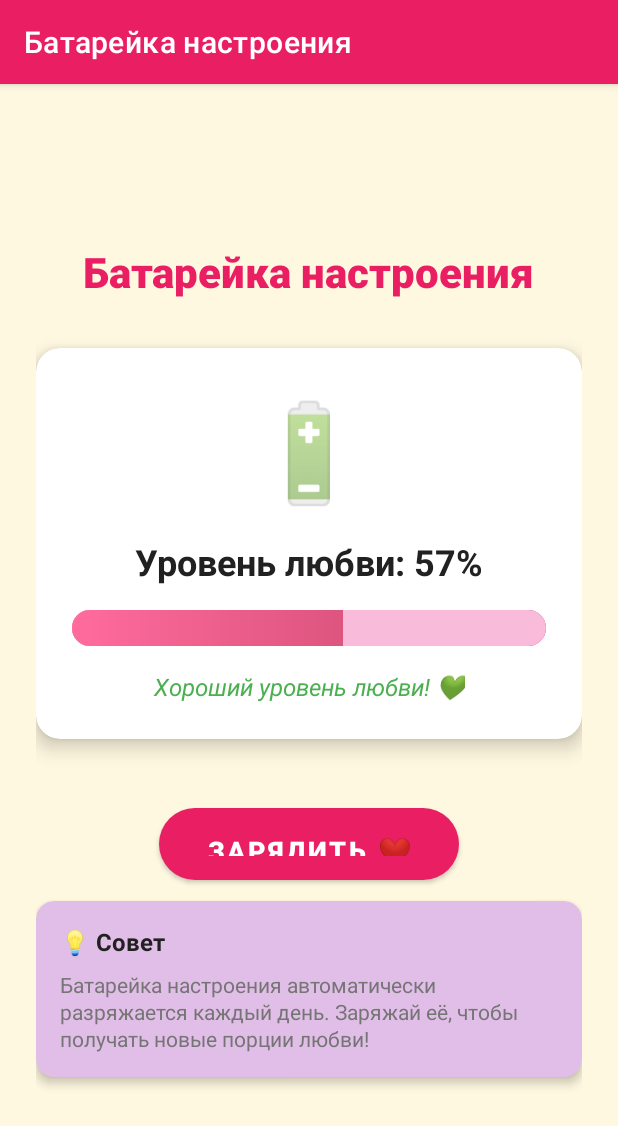
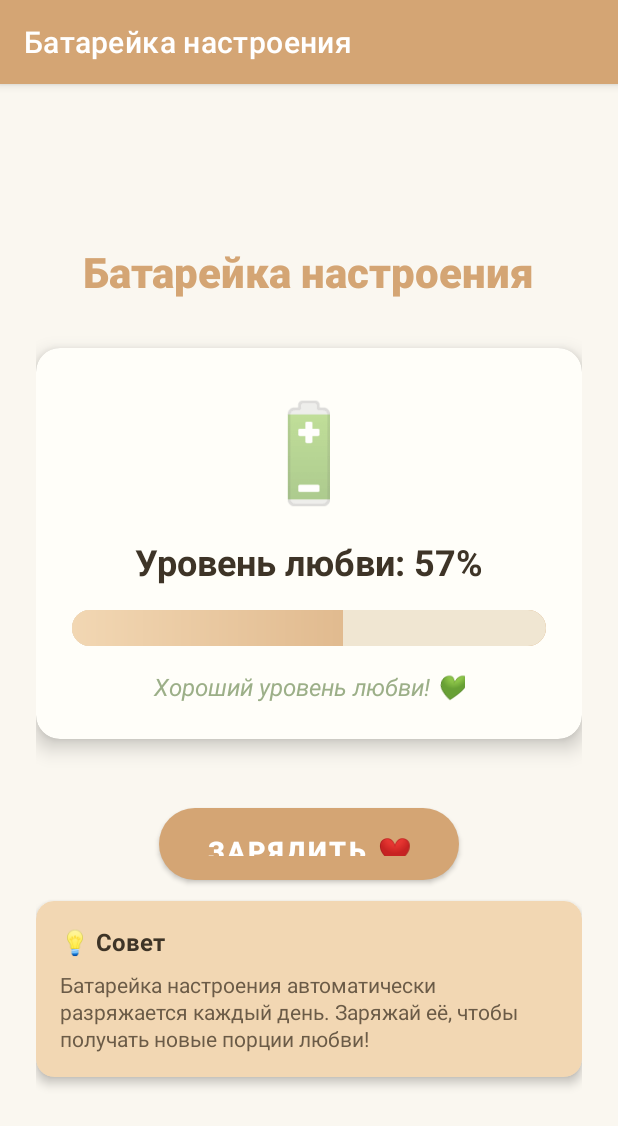
Before and after one commit to liveinnft/napominalochka, an Android app: the MoodBatteryActivity screen opened directly, with no data from a screen before it, on a phone screen of 412 x 824 dp. Shown: the top 1126 px of the screen. Run offline under Robolectric (Android 15) with nearby library versions, the phone set to English and light mode, and no system bars.

Commit message:
🎨 Обновить цветовую палитру на теплые осенние тона
- Заменить розовые цвета на охру, бежевый и болотно-зеленый
- Обновить все карточки главного экрана
- Изменить градиенты на бежево-охристые
- Обновить батарейку настроения с новыми цветами
- Создать уютную осеннюю атмосферу приложения

```diff
--- a/app/src/main/res/drawable/battery_background.xml
+++ b/app/src/main/res/drawable/battery_background.xml
@@ -5,5 +5,5 @@
     <solid android:color="@color/background_secondary" />
     <stroke
         android:width="2dp"
-        android:color="@color/pink_primary" />
+        android:color="@color/warm_primary" />
 </shape>
--- a/app/src/main/res/drawable/ic_heart.xml
+++ b/app/src/main/res/drawable/ic_heart.xml
@@ -5,6 +5,6 @@
     android:viewportWidth="24"
     android:viewportHeight="24">
     <path
-        android:fillColor="@color/heart_red"
+        android:fillColor="@color/heart_warm"
         android:pathData="M12,21.35l-1.45,-1.32C5.4,15.36 2,12.28 2,8.5 2,5.42 4.42,3 7.5,3c1.74,0 3.41,0.81 4.5,2.09C13.09,3.81 14.76,3 16.5,3 19.58,3 22,5.42 22,8.5c0,3.78 -3.4,6.86 -8.55,11.54L12,21.35z"/>
 </vector>
--- a/app/src/main/res/layout/activity_mood_battery.xml
+++ b/app/src/main/res/layout/activity_mood_battery.xml
@@ -17,7 +17,7 @@
         android:text="@string/mood_battery"
         android:textSize="28sp"
         android:textStyle="bold"
-        android:textColor="@color/pink_primary"
+        android:textColor="@color/warm_primary"
         android:layout_marginBottom="32dp"
         android:fontFamily="sans-serif-medium" />
 
@@ -119,7 +119,7 @@
         android:layout_height="wrap_content"
         app:cardCornerRadius="12dp"
         app:cardElevation="4dp"
-        app:cardBackgroundColor="@color/purple_light">
+        app:cardBackgroundColor="@color/orange_light">
 
         <LinearLayout
             android:layout_width="match_parent"
--- a/app/src/main/res/values/colors.xml
+++ b/app/src/main/res/values/colors.xml
@@ -1,44 +1,55 @@
 <?xml version="1.0" encoding="utf-8"?>
 <resources>
-    <!-- Primary Colors -->
-    <color name="pink_primary">#E91E63</color>
-    <color name="pink_primary_dark">#C2185B</color>
-    <color name="pink_accent">#FF4081</color>
-    <color name="pink_accent_dark">#F50057</color>
+    <!-- Primary Colors - Warm Ochre & Beige -->
+    <color name="warm_primary">#D4A574</color>
+    <color name="warm_primary_dark">#B8956A</color>
+    <color name="warm_accent">#E6B885</color>
+    <color name="warm_accent_dark">#C19B5C</color>
 
-    <!-- Secondary Colors -->
-    <color name="purple_light">#E1BEE7</color>
-    <color name="purple_medium">#BA68C8</color>
-    <color name="purple_dark">#8E24AA</color>
+    <!-- Secondary Colors - Muted Orange & Sage Green -->
+    <color name="orange_light">#F2D7B3</color>
+    <color name="orange_medium">#E8B882</color>
+    <color name="orange_dark">#D4A574</color>
+    <color name="sage_light">#B8C5A6</color>
+    <color name="sage_medium">#9CAF88</color>
+    <color name="sage_dark">#7A8C6B</color>
 
-    <!-- Background Colors -->
-    <color name="background_light">#FFF8E1</color>
-    <color name="background_card">#FFFFFF</color>
-    <color name="background_secondary">#F8BBD9</color>
+    <!-- Background Colors - Warm Neutrals -->
+    <color name="background_light">#FAF7F0</color>
+    <color name="background_card">#FFFEF9</color>
+    <color name="background_secondary">#F0E6D2</color>
+    <color name="background_warm">#F5F0E8</color>
 
     <!-- Text Colors -->
-    <color name="text_primary">#212121</color>
-    <color name="text_secondary">#757575</color>
+    <color name="text_primary">#3E3427</color>
+    <color name="text_secondary">#6B5B47</color>
     <color name="text_light">#FFFFFF</color>
+    <color name="text_warm">#8B7355</color>
 
     <!-- Basic Colors -->
     <color name="white">#FFFFFF</color>
     <color name="black">#000000</color>
     <color name="transparent">#00000000</color>
 
-    <!-- Status Colors -->
-    <color name="success">#4CAF50</color>
-    <color name="warning">#FF9800</color>
-    <color name="error">#F44336</color>
+    <!-- Status Colors - Earthy Tones -->
+    <color name="success">#7A8C6B</color>
+    <color name="warning">#E8B882</color>
+    <color name="error">#C17B5C</color>
 
-    <!-- Special Colors -->
-    <color name="heart_red">#FF1744</color>
-    <color name="love_gradient_start">#FF6B9D</color>
-    <color name="love_gradient_end">#C44569</color>
+    <!-- Special Colors - Warm Love Tones -->
+    <color name="heart_warm">#D4A574</color>
+    <color name="love_gradient_start">#F2D7B3</color>
+    <color name="love_gradient_end">#D4A574</color>
 
-    <!-- Battery Colors -->
-    <color name="battery_low">#FF5722</color>
-    <color name="battery_medium">#FF9800</color>
-    <color name="battery_high">#4CAF50</color>
-    <color name="battery_full">#E91E63</color>
+    <!-- Battery Colors - Natural Progression -->
+    <color name="battery_low">#C17B5C</color>
+    <color name="battery_medium">#E8B882</color>
+    <color name="battery_high">#9CAF88</color>
+    <color name="battery_full">#D4A574</color>
+
+    <!-- Additional Warm Tones -->
+    <color name="terracotta">#C17B5C</color>
+    <color name="cream">#F5F0E8</color>
+    <color name="sand">#E6D7C3</color>
+    <color name="moss">#7A8C6B</color>
 </resources>
--- a/app/src/main/res/values/themes.xml
+++ b/app/src/main/res/values/themes.xml
@@ -3,13 +3,13 @@
     <!-- Base application theme. -->
     <style name="Theme.Napominalochka" parent="Theme.MaterialComponents.DayNight.DarkActionBar">
         <!-- Primary brand color. -->
-        <item name="colorPrimary">@color/pink_primary</item>
-        <item name="colorPrimaryVariant">@color/pink_primary_dark</item>
+        <item name="colorPrimary">@color/warm_primary</item>
+        <item name="colorPrimaryVariant">@color/warm_primary_dark</item>
         <item name="colorOnPrimary">@color/white</item>
         <!-- Secondary brand color. -->
-        <item name="colorSecondary">@color/pink_accent</item>
-        <item name="colorSecondaryVariant">@color/pink_accent_dark</item>
-        <item name="colorOnSecondary">@color/black</item>
+        <item name="colorSecondary">@color/warm_accent</item>
+        <item name="colorSecondaryVariant">@color/warm_accent_dark</item>
+        <item name="colorOnSecondary">@color/text_primary</item>
         <!-- Status bar color. -->
         <item name="android:statusBarColor" tools:targetApi="l">?attr/colorPrimaryVariant</item>
         <!-- Background colors -->
@@ -41,7 +41,7 @@
         <item name="cornerRadius">24dp</item>
         <item name="android:padding">16dp</item>
         <item name="android:textColor">@color/white</item>
-        <item name="backgroundTint">@color/pink_primary</item>
+        <item name="backgroundTint">@color/warm_primary</item>
     </style>
 
     <!-- Text styles -->
```
Also changed, not shown: app/src/main/res/layout/activity_main.xml (+9 -9 lines), 2 other files.
